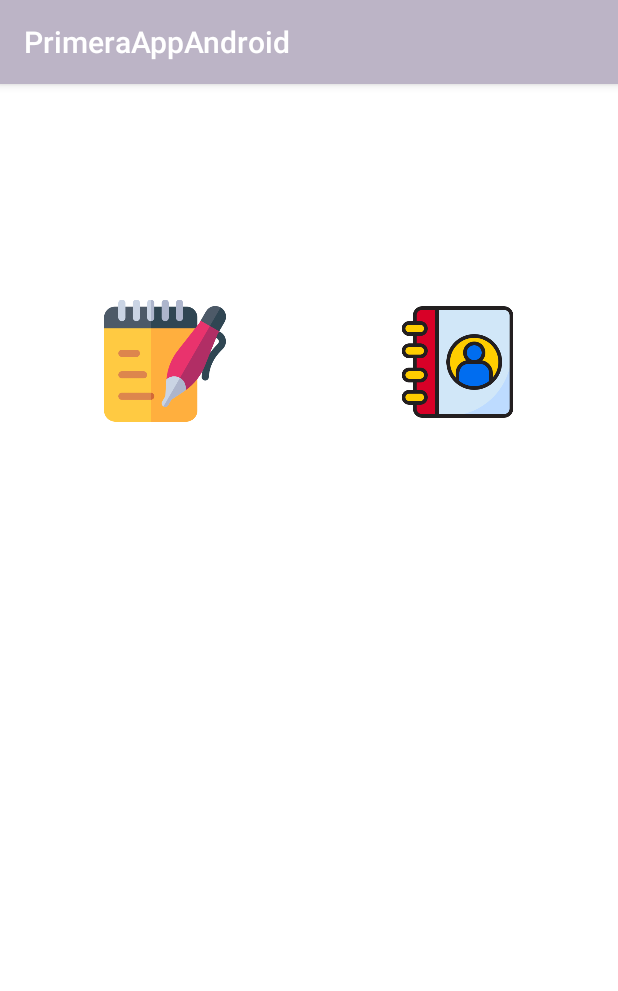
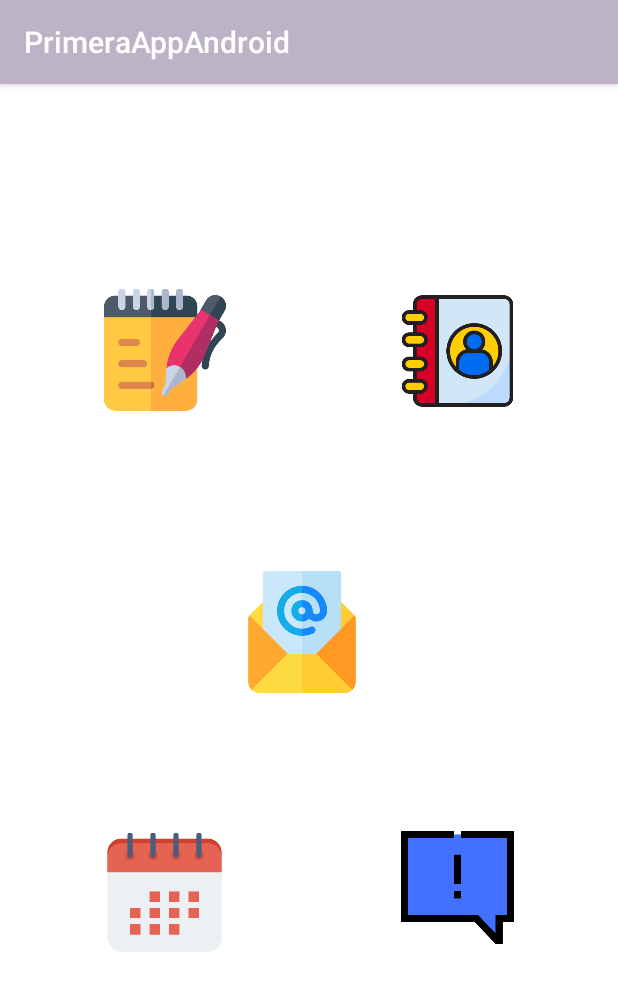
Before and after one commit to ICoelloC/ICC_PrimeraAppAndroid, an Android app: the screen it shows after launch (MainActivity), on a phone screen of 412 x 824 dp. Shown: the top 991 px of the screen. Run offline under Robolectric (Android 15) with nearby library versions, the phone set to English and light mode, and no system bars.

Commit message:
Commit on develop`s branch, modified activity_main.xml, added al the buttons for this view

```diff
--- a/app/src/main/AndroidManifest.xml
+++ b/app/src/main/AndroidManifest.xml
@@ -4,9 +4,8 @@
 
     <application
             android:allowBackup="true"
-            android:icon="@mipmap/ic_launcher"
+            android:icon="@mipmap/ic_launcher_round"
             android:label="@string/app_name"
-            android:roundIcon="@mipmap/ic_launcher_round"
             android:supportsRtl="true"
             android:theme="@style/AppTheme">
         <activity android:name=".MainActivity">
--- a/app/src/main/res/layout/activity_main.xml
+++ b/app/src/main/res/layout/activity_main.xml
@@ -18,7 +18,8 @@
             android:layout_marginTop="106dp" app:layout_constraintStart_toStartOf="parent"
             android:layout_marginStart="57dp" android:layout_marginEnd="249dp"
             app:layout_constraintEnd_toEndOf="parent" app:layout_constraintBottom_toBottomOf="parent"
-            android:layout_marginBottom="506dp"/>
+            android:layout_marginBottom="506dp" app:layout_constraintHorizontal_bias="0.175"
+            app:layout_constraintVertical_bias="0.309"/>
     <ImageButton
             android:layout_width="103dp"
             android:layout_height="117dp" app:srcCompat="@mipmap/contactos" android:id="@+id/mainImageButtonContacts"
@@ -27,5 +28,39 @@
             app:layout_constraintTop_toTopOf="parent" android:layout_marginTop="108dp"
             app:layout_constraintStart_toStartOf="parent" android:layout_marginStart="253dp"
             app:layout_constraintBottom_toBottomOf="parent" android:layout_marginBottom="506dp"
-            android:contentDescription="@string/mainImageButtonContacts"/>
+            android:contentDescription="@string/mainImageButtonContacts" app:layout_constraintHorizontal_bias="0.799"
+            app:layout_constraintVertical_bias="0.309"/>
+    <ImageButton
+            android:layout_width="103dp"
+            android:layout_height="121dp" app:srcCompat="@mipmap/calendario"
+            android:id="@+id/mainImageButtonCalendarEvents"
+            android:scaleType="fitCenter"
+            android:backgroundTint="#FFFFFF" app:layout_constraintTop_toTopOf="parent"
+            android:layout_marginTop="454dp" app:layout_constraintBottom_toBottomOf="parent"
+            android:layout_marginBottom="156dp" android:layout_marginEnd="251dp"
+            app:layout_constraintEnd_toEndOf="parent" app:layout_constraintStart_toStartOf="parent"
+            android:layout_marginStart="58dp" android:contentDescription="@string/mainImageButtonCalendarEvents"
+            app:layout_constraintHorizontal_bias="0.172" app:layout_constraintVertical_bias="0.646"/>
+    <ImageButton
+            android:layout_width="105dp"
+            android:layout_height="121dp" app:srcCompat="@mipmap/correo" android:id="@+id/mainImageButtonSendMails"
+            android:scaleType="fitCenter"
+            android:backgroundTint="#FFFFFF"
+            android:contentDescription="@string/mainImageButtonSendMails"
+            app:layout_constraintTop_toTopOf="parent"
+            android:layout_marginTop="286dp" android:layout_marginEnd="158dp"
+            app:layout_constraintEnd_toEndOf="parent" app:layout_constraintStart_toStartOf="parent"
+            android:layout_marginStart="148dp" app:layout_constraintBottom_toBottomOf="parent"
+            android:layout_marginBottom="324dp"/>
+    <ImageButton
+            android:layout_width="102dp"
+            android:layout_height="119dp" app:srcCompat="@mipmap/acercade" android:id="@+id/mainImageButtonAboutMe"
+            android:scaleType="fitCenter"
+            android:backgroundTint="#FFFFFF" android:contentDescription="@string/mainImageButtonAboutMe"
+            app:layout_constraintTop_toTopOf="parent"
+            android:layout_marginTop="370dp" app:layout_constraintBottom_toBottomOf="parent"
+            android:layout_marginBottom="114dp" app:layout_constraintStart_toStartOf="parent"
+            android:layout_marginStart="253dp" android:layout_marginEnd="56dp"
+            app:layout_constraintEnd_toEndOf="parent" app:layout_constraintHorizontal_bias="0.801"
+            app:layout_constraintVertical_bias="0.643"/>
 </androidx.constraintlayout.widget.ConstraintLayout>
--- a/app/src/main/res/values/strings.xml
+++ b/app/src/main/res/values/strings.xml
@@ -2,4 +2,7 @@
     <string name="app_name">PrimeraAppAndroid</string>
     <string name="iconoMainLogoNotas">mainIconImageNotes</string>
     <string name="mainImageButtonContacts">mainIconImageContacts</string>
+    <string name="mainImageButtonCalendarEvents">mainIconImageCalendarEvents</string>
+    <string name="mainImageButtonSendMails">mainIconImageSendMails</string>
+    <string name="mainImageButtonAboutMe">mainIconImageAboutMe</string>
 </resources>
```
